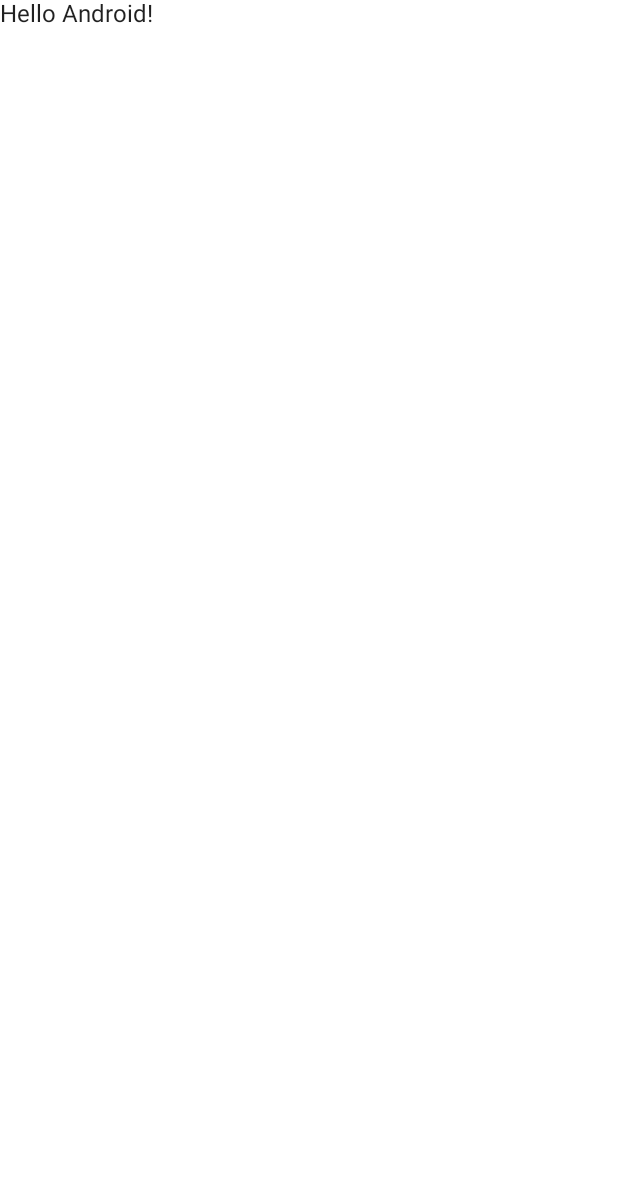
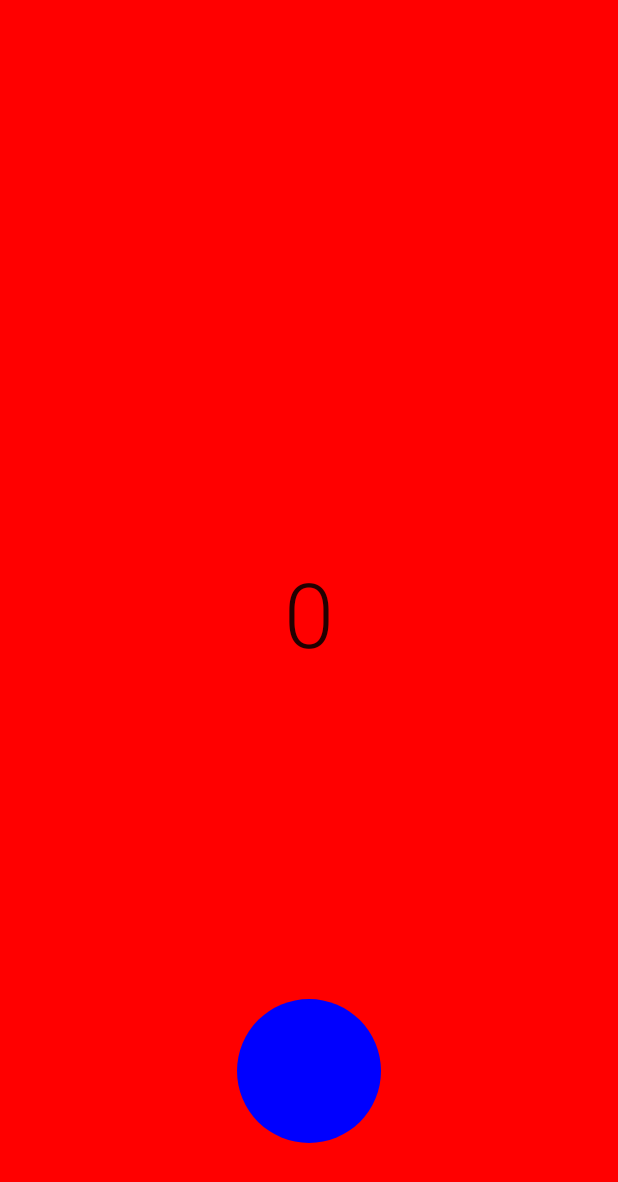
Before and after one commit to 2307vivek/BubblePager, an Android app built with Jetpack Compose: the screen it shows after launch (MainActivity), on a phone screen of 412 x 824 dp. Before the commit the part shown is almost empty. Shown: the top 1182 px of the screen. Run offline under Robolectric (Android 15) with nearby library versions, the phone set to English and light mode, and no system bars; our stand-ins replace accompanist.

Commit message:
bubble pager setup.

```diff
--- /dev/null
+++ b/app/src/main/java/dev/vivvvek/bubblepager/BubblePager.kt
@@ -0,0 +1,82 @@
+/*
+ * MIT License
+ *
+ * Copyright (c) 2022 Vivek Singh
+ *
+ * Permission is hereby granted, free of charge, to any person obtaining a copy
+ * of this software and associated documentation files (the "Software"), to deal
+ * in the Software without restriction, including without limitation the rights
+ * to use, copy, modify, merge, publish, distribute, sublicense, and/or sell
+ * copies of the Software, and to permit persons to whom the Software is
+ * furnished to do so, subject to the following conditions:
+ *
+ * The above copyright notice and this permission notice shall be included in all
+ * copies or substantial portions of the Software.
+ *
+ * THE SOFTWARE IS PROVIDED "AS IS", WITHOUT WARRANTY OF ANY KIND, EXPRESS OR
+ * IMPLIED, INCLUDING BUT NOT LIMITED TO THE WARRANTIES OF MERCHANTABILITY,
+ * FITNESS FOR A PARTICULAR PURPOSE AND NONINFRINGEMENT. IN NO EVENT SHALL THE
+ * AUTHORS OR COPYRIGHT HOLDERS BE LIABLE FOR ANY CLAIM, DAMAGES OR OTHER
+ * LIABILITY, WHETHER IN AN ACTION OF CONTRACT, TORT OR OTHERWISE, ARISING FROM,
+ * OUT OF OR IN CONNECTION WITH THE SOFTWARE OR THE USE OR OTHER DEALINGS IN THE
+ * SOFTWARE.
+ */
+package dev.vivvvek.bubblepager
+
+import androidx.compose.foundation.Canvas
+import androidx.compose.foundation.layout.Box
+import androidx.compose.foundation.layout.fillMaxSize
+import androidx.compose.runtime.Composable
+import androidx.compose.ui.Modifier
+import androidx.compose.ui.draw.drawBehind
+import androidx.compose.ui.geometry.Offset
+import androidx.compose.ui.graphics.Color
+import androidx.compose.ui.graphics.drawscope.DrawScope
+import androidx.compose.ui.graphics.drawscope.translate
+import androidx.compose.ui.unit.Dp
+import com.google.accompanist.pager.ExperimentalPagerApi
+import com.google.accompanist.pager.HorizontalPager
+import com.google.accompanist.pager.PagerScope
+import com.google.accompanist.pager.PagerState
+
+@OptIn(ExperimentalPagerApi::class)
+@Composable
+fun BubblePager(
+    state: PagerState,
+    pageCount: Int,
+    modifier: Modifier = Modifier,
+    bubbleMinRadius: Dp,
+    bubbleMaxRadius: Dp,
+    bubbleBottomPadding: Dp,
+    content: @Composable PagerScope.(Int) -> Unit
+) {
+    Box(modifier = modifier) {
+        HorizontalPager(
+            count = pageCount,
+            state = state,
+            modifier = modifier.drawBehind {
+                drawRect(
+                    color = Color.Red,
+                    size = size
+                )
+                drawBubble(bubbleMinRadius, bubbleMaxRadius, bubbleBottomPadding)
+            }
+        ) { page ->
+            content(page)
+        }
+    }
+}
+
+fun DrawScope.drawBubble(
+    bubbleMinRadius: Dp,
+    bubbleMaxRadius: Dp,
+    bubbleBottomPadding: Dp
+) {
+    translate(size.width / 2) {
+        drawCircle(
+            color = Color.Blue,
+            radius = bubbleMinRadius.toPx(),
+            center = Offset(0f, size.height - bubbleBottomPadding.toPx())
+        )
+    }
+}
--- a/app/src/main/java/dev/vivvvek/bubblepager/MainActivity.kt
+++ b/app/src/main/java/dev/vivvvek/bubblepager/MainActivity.kt
@@ -26,41 +26,64 @@ package dev.vivvvek.bubblepager
 import android.os.Bundle
 import androidx.activity.ComponentActivity
 import androidx.activity.compose.setContent
+import androidx.compose.foundation.layout.Box
 import androidx.compose.foundation.layout.fillMaxSize
 import androidx.compose.material.MaterialTheme
 import androidx.compose.material.Surface
 import androidx.compose.material.Text
 import androidx.compose.runtime.Composable
+import androidx.compose.ui.Alignment
 import androidx.compose.ui.Modifier
-import androidx.compose.ui.tooling.preview.Preview
+import androidx.compose.ui.graphics.Color
+import androidx.compose.ui.unit.dp
+import com.google.accompanist.pager.ExperimentalPagerApi
+import com.google.accompanist.pager.PagerState
+import com.google.accompanist.pager.rememberPagerState
 import dev.vivvvek.bubblepager.ui.theme.BubblePagerTheme
 
+@OptIn(ExperimentalPagerApi::class)
 class MainActivity : ComponentActivity() {
     override fun onCreate(savedInstanceState: Bundle?) {
         super.onCreate(savedInstanceState)
         setContent {
             BubblePagerTheme {
-                // A surface container using the 'background' color from the theme
-                Surface(
-                    modifier = Modifier.fillMaxSize(),
-                    color = MaterialTheme.colors.background
-                ) {
-                    Greeting("Android")
+                val pagerState = rememberPagerState()
+                Surface(modifier = Modifier.fillMaxSize()) {
+                    BubblePagerContent(pagerState = pagerState)
                 }
+            }
+        }
+    }
+
+    @Composable
+    fun BubblePagerContent(pagerState: PagerState) {
+        BubblePager(
+            state = pagerState,
+            pageCount = pages.size,
+            modifier = Modifier.fillMaxSize(),
+            bubbleMinRadius = 48.dp,
+            bubbleMaxRadius = 12000.dp,
+            bubbleBottomPadding = 110.dp,
+        ) { page ->
+            Box(
+                modifier = Modifier.fillMaxSize(),
+                contentAlignment = Alignment.Center
+            ) {
+                Text(
+                    text = page.toString(),
+                    style = MaterialTheme.typography.h2
+                )
             }
         }
     }
 }
 
-@Composable
-fun Greeting(name: String) {
-    Text(text = "Hello $name!")
-}
+val pages = listOf(
+    Page(1, Color.White),
+    Page(2, Color(0xFFFFA6A6)),
+    Page(3, Color(0xFF3E09AD)),
+    Page(4, Color(0xFFF1BB53)),
+    Page(5, Color.Gray),
+)
 
-@Preview(showBackground = true)
-@Composable
-fun DefaultPreview() {
-    BubblePagerTheme {
-        Greeting("Android")
-    }
-}
+data class Page(val id: Int, val color: Color)
```
